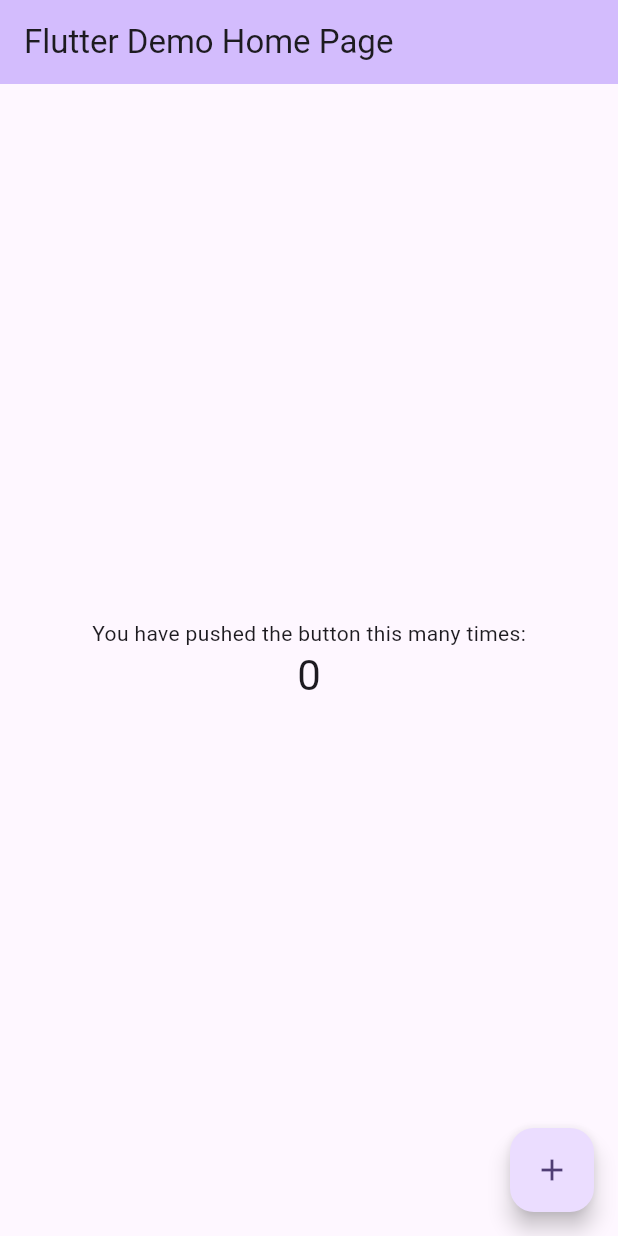
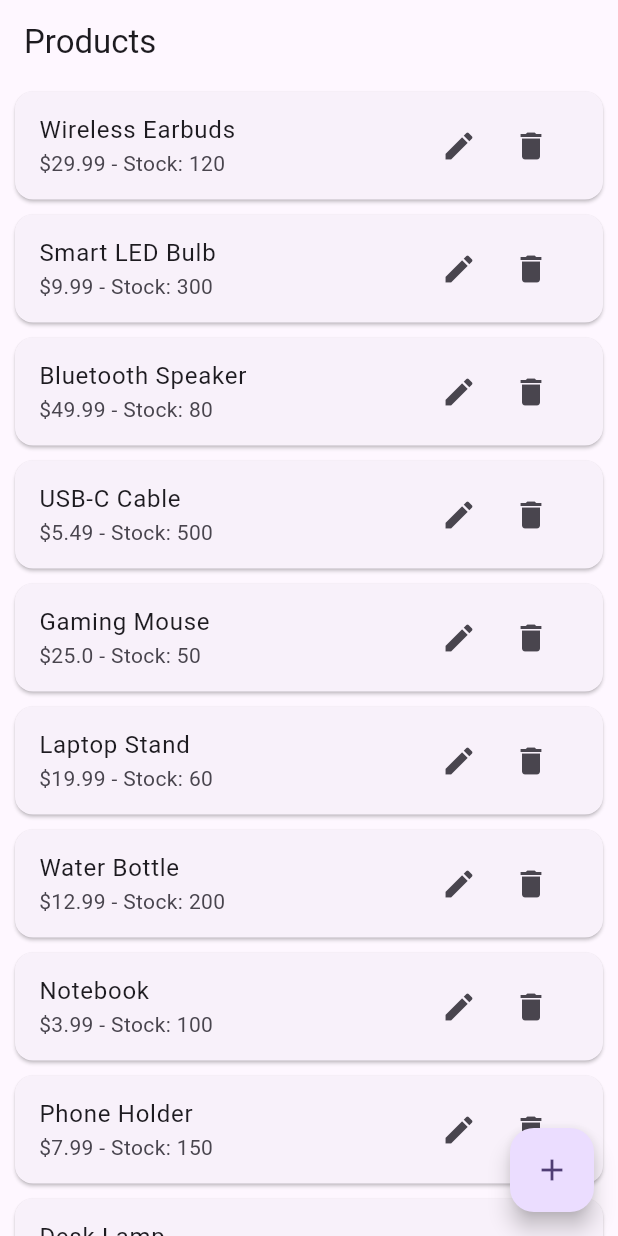
Before and after one commit to ALIRAZA17/offline-first-ecommerce-app, a Flutter app: the screen it shows after launch, on a phone screen of 412 x 824 dp. Run offline on Flutter 3.47's test engine with Material 3 defaults, Android fonts, the phone set to English and light mode, and no system bars; our stand-ins replace connectivity_plus, drift, flutter_bloc, get_it, injectable; accounts and stored records are empty; generated files the repository leaves out were written again.

Commit message:
chore: add full product crud flow and initializing everything in main file

```diff
--- /dev/null
+++ b/lib/domain/entities/product_entity.dart
@@ -0,0 +1,17 @@
+class ProductEntity {
+  final int? id;
+  final String name;
+  final double price;
+  final int stock;
+  final String? description;
+  final String? imageUrl;
+
+  ProductEntity({
+    this.id,
+    required this.name,
+    required this.price,
+    required this.stock,
+    this.description,
+    this.imageUrl,
+  });
+}
--- /dev/null
+++ b/lib/domain/usecases/product/add_product_usecase.dart
@@ -0,0 +1,14 @@
+import 'package:injectable/injectable.dart';
+import 'package:offline_ecommerce/domain/entities/product_entity.dart';
+import 'package:offline_ecommerce/domain/repositories/product_repository.dart';
+
+
+@injectable
+class AddProductUseCase {
+  final ProductRepository repository;
+  AddProductUseCase(this.repository);
+
+  Future<void> call(ProductEntity product) {
+    return repository.addProduct(product);
+  }
+}
--- /dev/null
+++ b/lib/domain/usecases/product/delete_product_usecase.dart
@@ -0,0 +1,12 @@
+import 'package:injectable/injectable.dart';
+import 'package:offline_ecommerce/domain/repositories/product_repository.dart';
+
+@injectable
+class DeleteProductUseCase {
+  final ProductRepository repository;
+  DeleteProductUseCase(this.repository);
+
+  Future<void> call(int id) {
+    return repository.deleteProduct(id);
+  }
+}
--- /dev/null
+++ b/lib/domain/usecases/product/get_product_usecase.dart
@@ -0,0 +1,14 @@
+
+import 'package:injectable/injectable.dart';
+import 'package:offline_ecommerce/domain/entities/product_entity.dart';
+import 'package:offline_ecommerce/domain/repositories/product_repository.dart';
+
+@injectable
+class GetProductUseCase {
+  final ProductRepository repository;
+  GetProductUseCase(this.repository);
+
+  Future<ProductEntity?> call(int id) {
+    return repository.getProduct(id);
+  }
+}
--- /dev/null
+++ b/lib/domain/usecases/product/get_products_usecase.dart
@@ -0,0 +1,14 @@
+
+import 'package:injectable/injectable.dart';
+import 'package:offline_ecommerce/domain/entities/product_entity.dart';
+import 'package:offline_ecommerce/domain/repositories/product_repository.dart';
+
+@injectable
+class GetProductsUseCase {
+  final ProductRepository repository;
+  GetProductsUseCase(this.repository);
+
+  Future<List<ProductEntity>> call() {
+    return repository.getProducts();
+  }
+}
--- /dev/null
+++ b/lib/domain/usecases/product/update_product_usecase.dart
@@ -0,0 +1,14 @@
+import 'package:injectable/injectable.dart';
+import 'package:offline_ecommerce/domain/entities/product_entity.dart';
+import 'package:offline_ecommerce/domain/repositories/product_repository.dart';
+
+
+@injectable
+class UpdateProductUseCase {
+  final ProductRepository repository;
+  UpdateProductUseCase(this.repository);
+
+  Future<void> call(ProductEntity product) {
+    return repository.updateProduct(product);
+  }
+}
--- a/lib/main.dart
+++ b/lib/main.dart
@@ -1,122 +1,47 @@
 import 'package:flutter/material.dart';
+import 'package:flutter_bloc/flutter_bloc.dart';
+import 'package:offline_ecommerce/core/di/injection.dart';
+import 'package:offline_ecommerce/presentation/pages/product_page.dart';
+import 'package:offline_ecommerce/presentation/cubits/product/product_cubit.dart';
 
-void main() {
+void main() async {
+  WidgetsFlutterBinding.ensureInitialized();
+
+  // Initialize dependency injection
+  await configureDependencies();
+
   runApp(const MyApp());
 }
 
 class MyApp extends StatelessWidget {
   const MyApp({super.key});
 
-  // This widget is the root of your application.
   @override
   Widget build(BuildContext context) {
     return MaterialApp(
-      title: 'Flutter Demo',
+      debugShowCheckedModeBanner: false,
+      title: 'Offline E-commerce',
       theme: ThemeData(
-        // This is the theme of your application.
-        //
-        // TRY THIS: Try running your application with "flutter run". You'll see
-        // the application has a purple toolbar. Then, without quitting the app,
-        // try changing the seedColor in the colorScheme below to Colors.green
-        // and then invoke "hot reload" (save your changes or press the "hot
-        // reload" button in a Flutter-supported IDE, or press "r" if you used
-        // the command line to start the app).
-        //
-        // Notice that the counter didn't reset back to zero; the application
-        // state is not lost during the reload. To reset the state, use hot
-        // restart instead.
-        //
-        // This works for code too, not just values: Most code changes can be
-        // tested with just a hot reload.
-        colorScheme: .fromSeed(seedColor: Colors.deepPurple),
+        colorScheme: ColorScheme.fromSeed(seedColor: Colors.deepPurple),
+        useMaterial3: true,
       ),
-      home: const MyHomePage(title: 'Flutter Demo Home Page'),
+      home: const HomeWrapper(),
     );
   }
 }
 
-class MyHomePage extends StatefulWidget {
-  const MyHomePage({super.key, required this.title});
-
-  // This widget is the home page of your application. It is stateful, meaning
-  // that it has a State object (defined below) that contains fields that affect
-  // how it looks.
-
-  // This class is the configuration for the state. It holds the values (in this
-  // case the title) provided by the parent (in this case the App widget) and
-  // used by the build method of the State. Fields in a Widget subclass are
-  // always marked "final".
-
-  final String title;
-
-  @override
-  State<MyHomePage> createState() => _MyHomePageState();
-}
-
-class _MyHomePageState extends State<MyHomePage> {
-  int _counter = 0;
-
-  void _incrementCounter() {
-    setState(() {
-      // This call to setState tells the Flutter framework that something has
-      // changed in this State, which causes it to rerun the build method below
-      // so that the display can reflect the updated values. If we changed
-      // _counter without calling setState(), then the build method would not be
-      // called again, and so nothing would appear to happen.
-      _counter++;
-    });
-  }
+/// Provide ProductCubit globally so dialogs/tiles can access it
+class HomeWrapper extends StatelessWidget {
+  const HomeWrapper({super.key});
 
   @override
   Widget build(BuildContext context) {
-    // This method is rerun every time setState is called, for instance as done
-    // by the _incrementCounter method above.
-    //
-    // The Flutter framework has been optimized to make rerunning build methods
-    // fast, so that you can just rebuild anything that needs updating rather
-    // than having to individually change instances of widgets.
-    return Scaffold(
-      appBar: AppBar(
-        // TRY THIS: Try changing the color here to a specific color (to
-        // Colors.amber, perhaps?) and trigger a hot reload to see the AppBar
-        // change color while the other colors stay the same.
-        backgroundColor: Theme.of(context).colorScheme.inversePrimary,
-        // Here we take the value from the MyHomePage object that was created by
-        // the App.build method, and use it to set our appbar title.
-        title: Text(widget.title),
-      ),
-      body: Center(
-        // Center is a layout widget. It takes a single child and positions it
-        // in the middle of the parent.
-        child: Column(
-          // Column is also a layout widget. It takes a list of children and
-          // arranges them vertically. By default, it sizes itself to fit its
-          // children horizontally, and tries to be as tall as its parent.
-          //
-          // Column has various properties to control how it sizes itself and
-          // how it positions its children. Here we use mainAxisAlignment to
-          // center the children vertically; the main axis here is the vertical
-          // axis because Columns are vertical (the cross axis would be
-          // horizontal).
-          //
-          // TRY THIS: Invoke "debug painting" (choose the "Toggle Debug Paint"
-          // action in the IDE, or press "p" in the console), to see the
-          // wireframe for each widget.
-          mainAxisAlignment: .center,
-          children: [
-            const Text('You have pushed the button this many times:'),
-            Text(
-              '$_counter',
-              style: Theme.of(context).textTheme.headlineMedium,
-            ),
-          ],
-        ),
-      ),
-      floatingActionButton: FloatingActionButton(
-        onPressed: _incrementCounter,
-        tooltip: 'Increment',
-        child: const Icon(Icons.add),
-      ),
+    return BlocProvider(
+      create: (_) => getIt<ProductCubit>()
+        ..loadProducts()
+        ..seedDummyProducts(),
+
+      child: const ProductPage(),
     );
   }
 }
--- /dev/null
+++ b/lib/presentation/cubits/product/product_cubit.dart
@@ -0,0 +1,97 @@
+import 'package:flutter_bloc/flutter_bloc.dart';
+import 'package:injectable/injectable.dart';
+import 'product_state.dart';
+
+import 'package:offline_ecommerce/domain/entities/product_entity.dart';
+import 'package:offline_ecommerce/domain/usecases/product/get_products_usecase.dart';
+import 'package:offline_ecommerce/domain/usecases/product/get_product_usecase.dart';
+import 'package:offline_ecommerce/domain/usecases/product/add_product_usecase.dart';
+import 'package:offline_ecommerce/domain/usecases/product/update_product_usecase.dart';
+import 'package:offline_ecommerce/domain/usecases/product/delete_product_usecase.dart';
+
+/// Annotate with @injectable so Injectable knows to register this in GetIt
+@injectable
+class ProductCubit extends Cubit<ProductState> {
+  final GetProductsUseCase getProductsUseCase;
+  final GetProductUseCase getProductUseCase;
+  final AddProductUseCase addProductUseCase;
+  final UpdateProductUseCase updateProductUseCase;
+  final DeleteProductUseCase deleteProductUseCase;
+
+  /// Positional parameters are easier for Injectable
+  ProductCubit(
+    this.getProductsUseCase,
+    this.getProductUseCase,
+    this.addProductUseCase,
+    this.updateProductUseCase,
+    this.deleteProductUseCase,
+  ) : super(ProductInitial());
+
+  /// Load all products
+  Future<void> loadProducts() async {
+    emit(ProductLoading());
+    try {
+      final products = await getProductsUseCase();
+      emit(ProductLoaded(products));
+    } catch (e) {
+      emit(ProductError(e.toString()));
+    }
+  }
+
+  /// Add product
+  Future<void> addProduct(ProductEntity product) async {
+    emit(ProductLoading());
+    try {
+      await addProductUseCase(product);
+      emit(ProductAdded());
+      await loadProducts();
+    } catch (e) {
+      emit(ProductError(e.toString()));
+    }
+  }
+
+  /// Update product
+  Future<void> updateProduct(ProductEntity product) async {
+    emit(ProductLoading());
+    try {
+      await updateProductUseCase(product);
+      emit(ProductUpdated());
+      await loadProducts();
+    } catch (e) {
+      emit(ProductError(e.toString()));
+    }
+  }
+
+  /// Delete product
+  Future<void> deleteProduct(int id) async {
+    emit(ProductLoading());
+    try {
+      await deleteProductUseCase(id);
+      emit(ProductDeleted());
+      await loadProducts();
+    } catch (e) {
+      emit(ProductError(e.toString()));
+    }
+  }
+
+  Future<void> seedDummyProducts() async {
+    final dummy = [
+      ProductEntity(name: "Wireless Earbuds", price: 29.99, stock: 120),
+      ProductEntity(name: "Smart LED Bulb", price: 9.99, stock: 300),
+      ProductEntity(name: "Bluetooth Speaker", price: 49.99, stock: 80),
+      ProductEntity(name: "USB-C Cable", price: 5.49, stock: 500),
+      ProductEntity(name: "Gaming Mouse", price: 25.00, stock: 50),
+      ProductEntity(name: "Laptop Stand", price: 19.99, stock: 60),
+      ProductEntity(name: "Water Bottle", price: 12.99, stock: 200),
+      ProductEntity(name: "Notebook", price: 3.99, stock: 100),
+      ProductEntity(name: "Phone Holder", price: 7.99, stock: 150),
+      ProductEntity(name: "Desk Lamp", price: 15.99, stock: 70),
+    ];
+
+    for (final p in dummy) {
+      await addProduct(p);
+    }
+
+    await loadProducts();
+  }
+}
--- /dev/null
+++ b/lib/presentation/cubits/product/product_state.dart
@@ -0,0 +1,23 @@
+import 'package:offline_ecommerce/domain/entities/product_entity.dart';
+
+abstract class ProductState {}
+
+class ProductInitial extends ProductState {}
+
+class ProductLoading extends ProductState {}
+
+class ProductLoaded extends ProductState {
+  final List<ProductEntity> products;
+  ProductLoaded(this.products);
+}
+
+class ProductError extends ProductState {
+  final String message;
+  ProductError(this.message);
+}
+
+class ProductAdded extends ProductState {}
+
+class ProductUpdated extends ProductState {}
+
+class ProductDeleted extends ProductState {}
--- /dev/null
+++ b/lib/presentation/pages/product_page.dart
@@ -0,0 +1,54 @@
+import 'package:flutter/material.dart';
+import 'package:flutter_bloc/flutter_bloc.dart';
+import 'package:offline_ecommerce/presentation/cubits/product/product_cubit.dart';
+import 'package:offline_ecommerce/presentation/cubits/product/product_state.dart';
+import 'package:offline_ecommerce/presentation/widgets/product_form_dialog.dart';
+import 'package:offline_ecommerce/presentation/widgets/product_tile.dart';
+
+class ProductPage extends StatelessWidget {
+  const ProductPage({super.key});
+
+  @override
+  Widget build(BuildContext context) {
+    return Scaffold(
+      appBar: AppBar(
+        title: const Text('Products'),
+      ),
+      body: BlocBuilder<ProductCubit, ProductState>(
+        builder: (context, state) {
+          if (state is ProductLoading) {
+            return const Center(child: CircularProgressIndicator());
+          } else if (state is ProductLoaded) {
+            final products = state.products;
+            if (products.isEmpty) {
+              return const Center(child: Text('No products available'));
+            }
+            return ListView.builder(
+              itemCount: products.length,
+              itemBuilder: (context, index) {
+                final product = products[index];
+                return ProductTile(product: product);
+              },
+            );
+          } else if (state is ProductError) {
+            return Center(child: Text('Error: ${state.message}'));
+          }
+          return const SizedBox();
+        },
+      ),
+      floatingActionButton: FloatingActionButton(
+        onPressed: () {
+          // Use BlocProvider.value to ensure dialogs access the same Cubit
+          showDialog(
+            context: context,
+            builder: (_) => BlocProvider.value(
+              value: context.read<ProductCubit>(),
+              child: const ProductFormDialog(),
+            ),
+          );
+        },
+        child: const Icon(Icons.add),
+      ),
+    );
+  }
+}
--- /dev/null
+++ b/lib/presentation/widgets/product_tile.dart
@@ -0,0 +1,47 @@
+import 'package:flutter/material.dart';
+import 'package:flutter_bloc/flutter_bloc.dart';
+import 'package:offline_ecommerce/domain/entities/product_entity.dart';
+import 'package:offline_ecommerce/presentation/widgets/product_form_dialog.dart';
+import '../cubits/product/product_cubit.dart';
+
+class ProductTile extends StatelessWidget {
+  final ProductEntity product;
+  const ProductTile({super.key, required this.product});
+
+  @override
+  Widget build(BuildContext context) {
+    final cubit = context.read<ProductCubit>();
+
+    return Card(
+      margin: const EdgeInsets.symmetric(horizontal: 10, vertical: 5),
+      child: ListTile(
+        title: Text(product.name),
+        subtitle: Text('\$${product.price} - Stock: ${product.stock}'),
+        trailing: Row(
+          mainAxisSize: MainAxisSize.min,
+          children: [
+            IconButton(
+              icon: const Icon(Icons.edit),
+              onPressed: () {
+                showDialog(
+                  context: context,
+                  builder: (_) => BlocProvider.value(
+                    value: context.read<ProductCubit>(),
+                    child: ProductFormDialog(product: product),
+                  ),
+                );
+              },
+            ),
+
+            IconButton(
+              icon: const Icon(Icons.delete),
+              onPressed: () {
+                cubit.deleteProduct(product.id!);
+              },
+            ),
+          ],
+        ),
+      ),
+    );
+  }
+}
```
Also changed, not shown: lib/data/local/daos/products_dao_di.dart (added, +8 -0 lines), lib/data/models/product_model.dart (added, +68 -0 lines), lib/data/repositories/product_repository_di.dart (added, +9 -0 lines), lib/data/repositories/product_repository_impl.dart (added, +54 -0 lines), lib/domain/repositories/product_repository.dart (+7 -2 lines), lib/presentation/cubits/product/product_cubit_di.dart (added, +13 -0 lines), lib/presentation/widgets/product_form_dialog.dart (added, +114 -0 lines).
